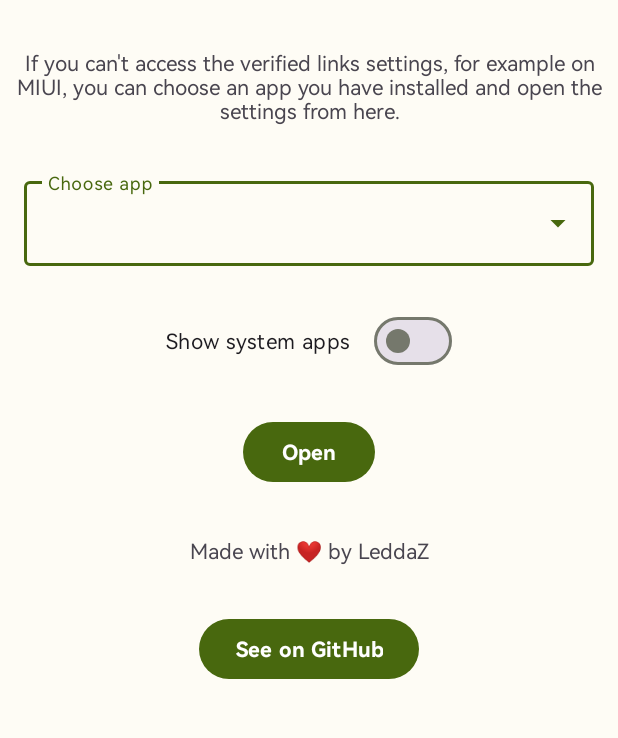
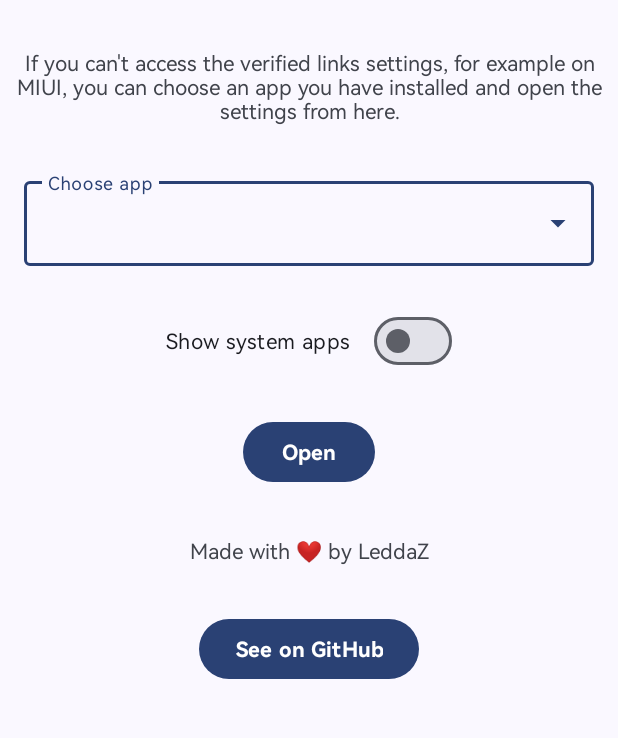
Before and after one commit to LeddaZ/LinkVerifier, an Android app: the screen it shows after launch (MainActivity), on a phone screen of 412 x 824 dp, the part 105-843 px from its top. Run offline under Robolectric (Android 15) with nearby library versions, the phone set to English and light mode, and no system bars.

Commit message:
LinkVerifier: Use dynamic colors
Signed-off-by: Leonardo Ledda <leonardoledda@gmail.com>

```diff
--- a/app/src/main/AndroidManifest.xml
+++ b/app/src/main/AndroidManifest.xml
@@ -12,7 +12,7 @@
         android:icon="@mipmap/ic_launcher"
         android:label="@string/app_name"
         android:supportsRtl="true"
-        android:theme="@style/AppTheme">
+        android:theme="@style/Theme.LinkVerifier">
         <activity
             android:name=".MainActivity"
             android:exported="true">
--- a/app/src/main/java/it/leddaz/linkverifier/MainActivity.kt
+++ b/app/src/main/java/it/leddaz/linkverifier/MainActivity.kt
@@ -10,6 +10,8 @@ import android.provider.Settings
 import android.view.View
 import android.widget.AutoCompleteTextView
 import androidx.appcompat.app.AppCompatActivity
+import com.google.android.material.color.DynamicColors
+import com.google.android.material.elevation.SurfaceColors
 import com.google.android.material.materialswitch.MaterialSwitch
 import com.google.android.material.textfield.MaterialAutoCompleteTextView
 import java.util.TreeMap
@@ -32,6 +34,9 @@ class MainActivity : AppCompatActivity() {
      */
     override fun onCreate(savedInstanceState: Bundle?) {
         super.onCreate(savedInstanceState)
+        DynamicColors.applyToActivityIfAvailable(this)
+        window.navigationBarColor = SurfaceColors.SURFACE_0.getColor(this)
+        window.statusBarColor = SurfaceColors.SURFACE_0.getColor(this)
         setContentView(R.layout.activity_main)
         val systemAppsSwitch = findViewById<MaterialSwitch>(R.id.systemAppsSwitch)
         populateAppList(systemAppsSwitch.isChecked)
--- a/app/src/main/res/layout/activity_main.xml
+++ b/app/src/main/res/layout/activity_main.xml
@@ -1,8 +1,7 @@
 <?xml version="1.0" encoding="utf-8"?>
 <androidx.coordinatorlayout.widget.CoordinatorLayout xmlns:android="http://schemas.android.com/apk/res/android"
     android:layout_height="wrap_content"
-    android:layout_width="wrap_content"
-    android:theme="@style/AppTheme">
+    android:layout_width="wrap_content">
 
     <com.google.android.material.appbar.AppBarLayout
         android:id="@+id/appBarLayout"
--- a/app/src/main/res/values-night/themes.xml
+++ /dev/null
@@ -1,34 +0,0 @@
-<?xml version="1.0" encoding="utf-8"?>
-<resources>
-    <style name="AppTheme" parent="Theme.Material3.Dark.NoActionBar">
-        <item name="android:fontFamily">@font/harmony</item>
-        <item name="android:navigationBarColor">@color/md_theme_dark_background</item>
-        <item name="android:statusBarColor">@color/md_theme_dark_background</item>
-        <item name="colorPrimary">@color/md_theme_dark_primary</item>
-        <item name="colorOnPrimary">@color/md_theme_dark_onPrimary</item>
-        <item name="colorPrimaryContainer">@color/md_theme_dark_primaryContainer</item>
-        <item name="colorOnPrimaryContainer">@color/md_theme_dark_onPrimaryContainer</item>
-        <item name="colorSecondary">@color/md_theme_dark_secondary</item>
-        <item name="colorOnSecondary">@color/md_theme_dark_onSecondary</item>
-        <item name="colorSecondaryContainer">@color/md_theme_dark_secondaryContainer</item>
-        <item name="colorOnSecondaryContainer">@color/md_theme_dark_onSecondaryContainer</item>
-        <item name="colorTertiary">@color/md_theme_dark_tertiary</item>
-        <item name="colorOnTertiary">@color/md_theme_dark_onTertiary</item>
-        <item name="colorTertiaryContainer">@color/md_theme_dark_tertiaryContainer</item>
-        <item name="colorOnTertiaryContainer">@color/md_theme_dark_onTertiaryContainer</item>
-        <item name="colorError">@color/md_theme_dark_error</item>
-        <item name="colorErrorContainer">@color/md_theme_dark_errorContainer</item>
-        <item name="colorOnError">@color/md_theme_dark_onError</item>
-        <item name="colorOnErrorContainer">@color/md_theme_dark_onErrorContainer</item>
-        <item name="android:colorBackground">@color/md_theme_dark_background</item>
-        <item name="colorOnBackground">@color/md_theme_dark_onBackground</item>
-        <item name="colorSurface">@color/md_theme_dark_surface</item>
-        <item name="colorOnSurface">@color/md_theme_dark_onSurface</item>
-        <item name="colorSurfaceVariant">@color/md_theme_dark_surfaceVariant</item>
-        <item name="colorOnSurfaceVariant">@color/md_theme_dark_onSurfaceVariant</item>
-        <item name="colorOutline">@color/md_theme_dark_outline</item>
-        <item name="colorOnSurfaceInverse">@color/md_theme_dark_inverseOnSurface</item>
-        <item name="colorSurfaceInverse">@color/md_theme_dark_inverseSurface</item>
-        <item name="colorPrimaryInverse">@color/md_theme_dark_inversePrimary</item>
-    </style>
-</resources>
--- a/app/src/main/res/values/themes.xml
+++ b/app/src/main/res/values/themes.xml
@@ -1,35 +1,13 @@
 <?xml version="1.0" encoding="utf-8"?>
 <resources>
-    <style name="AppTheme" parent="Theme.Material3.Light.NoActionBar">
+
+    <style name="Theme.LinkVerifier" parent="Theme.Material3.DayNight.NoActionBar">
         <item name="android:fontFamily">@font/harmony</item>
-        <item name="android:navigationBarColor">@color/md_theme_light_background</item>
-        <item name="android:statusBarColor">@color/md_theme_light_background</item>
-        <item name="android:windowLightStatusBar">true</item>
-        <item name="colorPrimary">@color/md_theme_light_primary</item>
-        <item name="colorOnPrimary">@color/md_theme_light_onPrimary</item>
-        <item name="colorPrimaryContainer">@color/md_theme_light_primaryContainer</item>
-        <item name="colorOnPrimaryContainer">@color/md_theme_light_onPrimaryContainer</item>
-        <item name="colorSecondary">@color/md_theme_light_secondary</item>
-        <item name="colorOnSecondary">@color/md_theme_light_onSecondary</item>
-        <item name="colorSecondaryContainer">@color/md_theme_light_secondaryContainer</item>
-        <item name="colorOnSecondaryContainer">@color/md_theme_light_onSecondaryContainer</item>
-        <item name="colorTertiary">@color/md_theme_light_tertiary</item>
-        <item name="colorOnTertiary">@color/md_theme_light_onTertiary</item>
-        <item name="colorTertiaryContainer">@color/md_theme_light_tertiaryContainer</item>
-        <item name="colorOnTertiaryContainer">@color/md_theme_light_onTertiaryContainer</item>
-        <item name="colorError">@color/md_theme_light_error</item>
-        <item name="colorErrorContainer">@color/md_theme_light_errorContainer</item>
-        <item name="colorOnError">@color/md_theme_light_onError</item>
-        <item name="colorOnErrorContainer">@color/md_theme_light_onErrorContainer</item>
-        <item name="android:colorBackground">@color/md_theme_light_background</item>
-        <item name="colorOnBackground">@color/md_theme_light_onBackground</item>
-        <item name="colorSurface">@color/md_theme_light_surface</item>
-        <item name="colorOnSurface">@color/md_theme_light_onSurface</item>
-        <item name="colorSurfaceVariant">@color/md_theme_light_surfaceVariant</item>
-        <item name="colorOnSurfaceVariant">@color/md_theme_light_onSurfaceVariant</item>
-        <item name="colorOutline">@color/md_theme_light_outline</item>
-        <item name="colorOnSurfaceInverse">@color/md_theme_light_inverseOnSurface</item>
-        <item name="colorSurfaceInverse">@color/md_theme_light_inverseSurface</item>
-        <item name="colorPrimaryInverse">@color/md_theme_light_inversePrimary</item>
+        <item name="android:navigationBarColor">@android:color/transparent</item>
+        <item name="android:statusBarColor">@android:color/transparent</item>
+        <item name="android:windowLightNavigationBar">?attr/isLightTheme</item>
+        <item name="android:windowLightStatusBar">?attr/isLightTheme</item>
+        <item name="dialogCornerRadius">28dp</item>
     </style>
+
 </resources>
```
